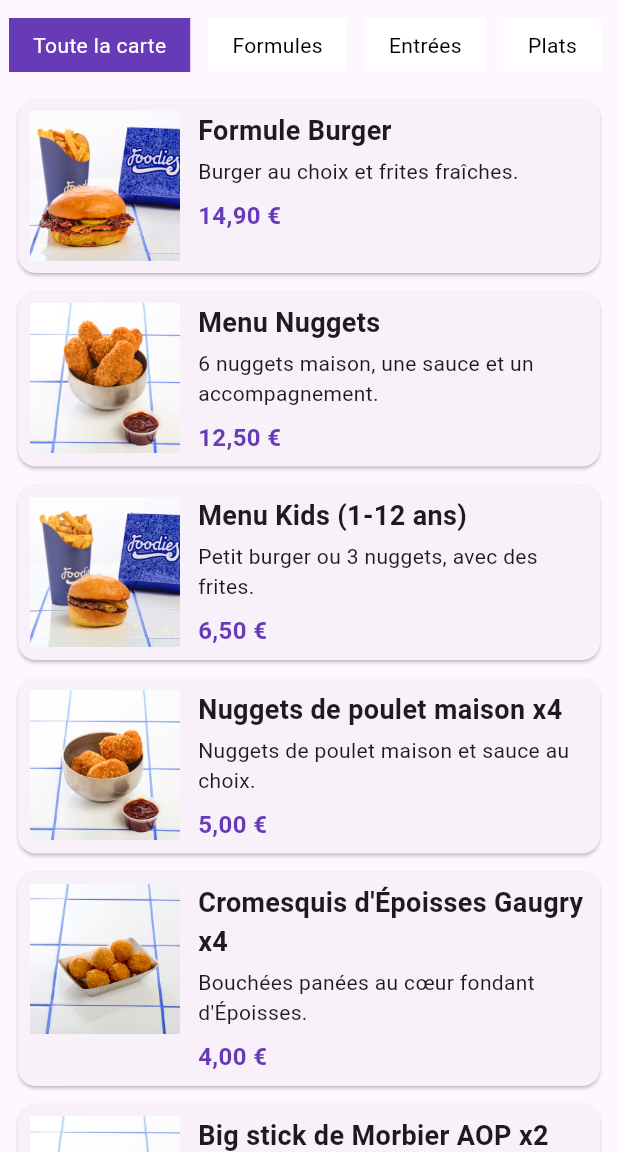
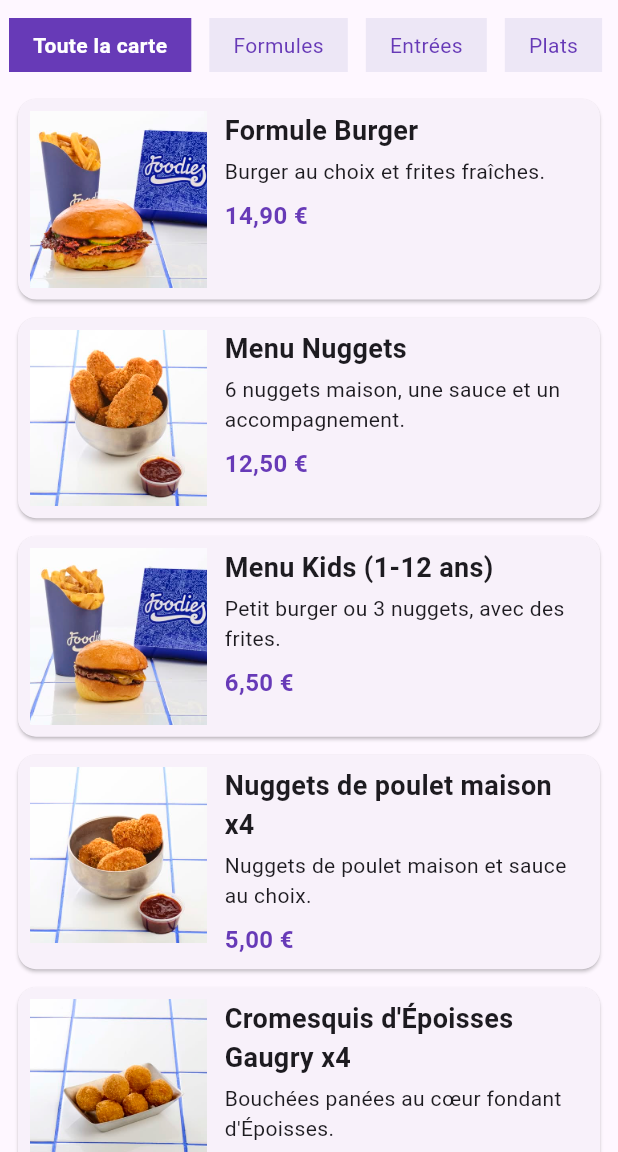
Before and after one commit to tgoussot/menu-restaurant, a Flutter app: the screen it shows after launch, on a phone screen of 412 x 824 dp, the part 84-1236 px from its top. Run offline on Flutter 3.47's test engine with Material 3 defaults, Android fonts, the phone set to English and light mode, and no system bars.

Commit message:
Style et mode paysage

```diff
--- a/lib/main.dart
+++ b/lib/main.dart
@@ -62,13 +62,16 @@ class _MyHomePageState extends State<MyHomePage> {
             padding: const EdgeInsets.symmetric(horizontal: 16, vertical: 8),
             color: categorie == _categorieSelectionnee
                 ? Colors.deepPurple
-                : Colors.white,
+                : Colors.deepPurple.shade50,
             child: Text(
               categorie,
               style: TextStyle(
                 color: categorie == _categorieSelectionnee
                     ? Colors.white
-                    : Colors.black,
+                    : Colors.deepPurple,
+                fontWeight: categorie == _categorieSelectionnee
+                    ? FontWeight.bold
+                    : FontWeight.normal,
               ),
             ),
           ),
@@ -139,6 +142,8 @@ class CartePlat extends StatelessWidget {
 
   @override
   Widget build(BuildContext context) {
+    double tailleImage = MediaQuery.of(context).size.height / 7;
+
     return Card(
       margin: const EdgeInsets.symmetric(horizontal: 12, vertical: 6),
       child: Padding(
@@ -148,8 +153,8 @@ class CartePlat extends StatelessWidget {
           children: [
             Image.asset(
               plat.image,
-              width: 100,
-              height: 100,
+              width: tailleImage,
+              height: tailleImage,
               fit: BoxFit.cover,
             ),
             const SizedBox(width: 12),
```
